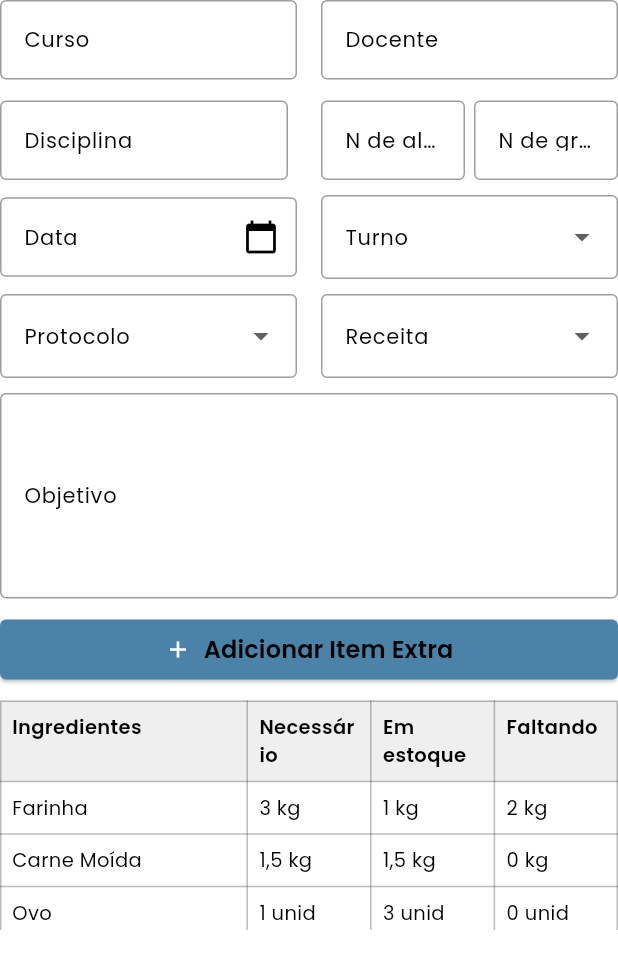
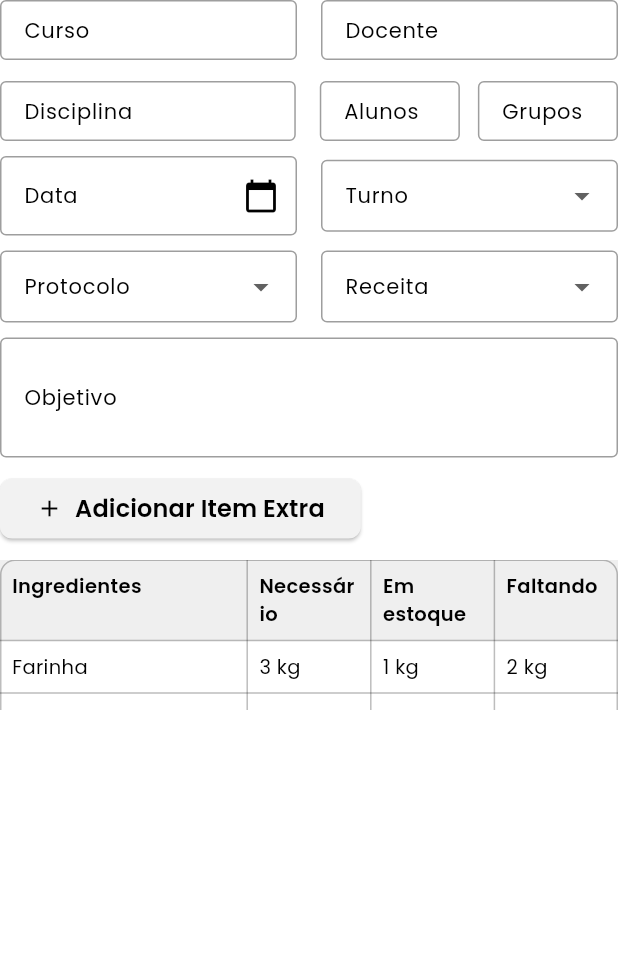
Before and after one commit to ProjetoGestaoInsumos/front_insumos, a Flutter app: the OrderPopupContent widget shown alone on an empty page, opened directly, on a phone screen of 412 x 824 dp. Shown: the top 969 px of the screen. Run offline on Flutter 3.47's test engine with Material 3 defaults, Android fonts, the light colour scheme and no system bars; our stand-ins replace dio.

Commit message:
fix: Arrumados os pontos levantados durante o primeiro PR

```diff
--- a/lib/components/orders_popup.dart
+++ b/lib/components/orders_popup.dart
@@ -124,10 +124,7 @@ class OrderPopupContent extends StatelessWidget {
 
   @override
   Widget build(BuildContext context) {
-    return SizedBox(
-      width: 850,
-      height: 620,
-      child: SingleChildScrollView(
+    return SingleChildScrollView(
       child: Column(
         crossAxisAlignment: CrossAxisAlignment.start,
         children: [
@@ -142,18 +139,18 @@ class OrderPopupContent extends StatelessWidget {
           Row(
             children: [
               Expanded(
-                  flex: 2,
+                flex: 19,
                 child: _buildTextField("Disciplina"),
               ),
-                const SizedBox(width: 22),
+              const SizedBox(width: 16),
               Expanded(
-                  flex: 1,
-                  child: _buildTextField("N de alunos"),
+                flex: 9,
+                child: _buildTextField("Alunos"),
               ),
-                const SizedBox(width: 6),
+              const SizedBox(width: 12),
               Expanded(
-                  flex: 1,
-                  child: _buildTextField("N de grupos"),
+                flex: 9,
+                child: _buildTextField("Grupos"),
               ),
             ],
           ),
@@ -176,27 +173,27 @@ class OrderPopupContent extends StatelessWidget {
             ],
           ),
           const SizedBox(height: 10),
-            _buildTextField("Objetivo", maxLines: 5, expand: true),
+          _buildTextField("Objetivo", height: 80, maxLines: 3, expand: true),
           const SizedBox(height: 10),
-          Align(
-            alignment: Alignment.centerLeft,
-            child: CustomButton(
+       Row(
+        mainAxisSize: MainAxisSize.min,
+        children: [
+          CustomButton(
             onPressed:() async  {
               showAddItemPopup(context);
               return;
             },
             iconData: Icons.add,
             text: "Adicionar Item Extra",
-              buttonColor:Color(0xFF4A83A7),
-              iconColor: Colors.white,
-              borderRadius: 4,
+            buttonColor:CustomColors.white,
+            iconColor: Colors.black,
           ),
+        ],
       ),
           const SizedBox(height: 10),
           _buildSummaryTable(),
           const SizedBox(height: 20),
         ],
-        ),
       ),
     );
   }
@@ -205,8 +202,9 @@ class OrderPopupContent extends StatelessWidget {
   // Widgets Auxiliares
   // ===============================
 
-  static Widget _buildTextField(String label, {int maxLines = 1, bool expand = false}) {
+  static Widget _buildTextField(String label, {double height = 40, int maxLines = 1, bool expand = false}) {
     return SizedBox(
+      height: height,
       width: expand ? double.infinity : 230,
       child: TextField(
         maxLines: maxLines,
@@ -269,6 +267,7 @@ static Widget _buildDropdown(String label, List<String> items) {
         decoration: InputDecoration(
           labelText: label,
           labelStyle: const TextStyle(fontSize: 14),
+          isDense: true,
           border: const OutlineInputBorder(),
           enabledBorder: const OutlineInputBorder(
             borderSide: BorderSide(color: Colors.grey),
@@ -298,8 +297,11 @@ static Widget _buildDropdown(String label, List<String> items) {
 
 
   static Widget _buildSummaryTable() {
-    return Table(
-      border: TableBorder.all(color: Colors.black26),
+    return SizedBox(
+      height: 100,
+      child: SingleChildScrollView(
+        child: Table(
+          border: TableBorder.all(borderRadius: BorderRadius.circular(10),color: Colors.black26),
           columnWidths: const {
             0: FlexColumnWidth(2),
             1: FlexColumnWidth(),
@@ -313,6 +315,8 @@ static Widget _buildDropdown(String label, List<String> items) {
             _buildTableRow("Ovo", "1 unid", "3 unid", "0 unid"),
             _buildTableRow("Leite [Extra]", "300 ml", "100 ml", "200 ml"),
           ],
+        ),
+      ),
     );
   }
 
```
Also changed, not shown: lib/screens/orders_page.dart (+13 -29 lines). Lines whose indentation alone changed are shown as unchanged.
